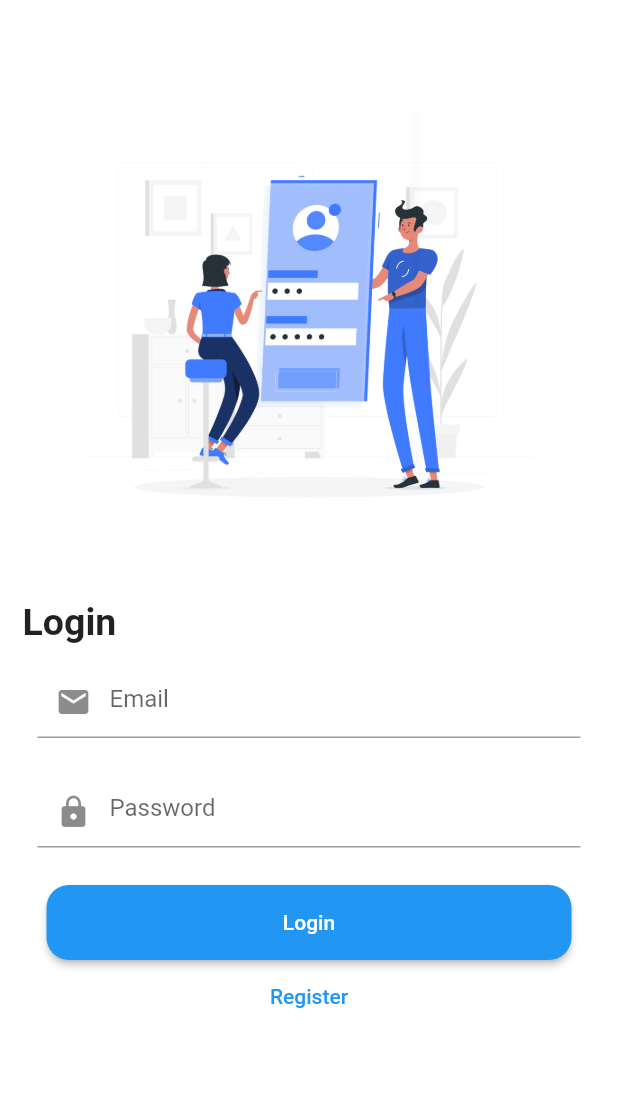
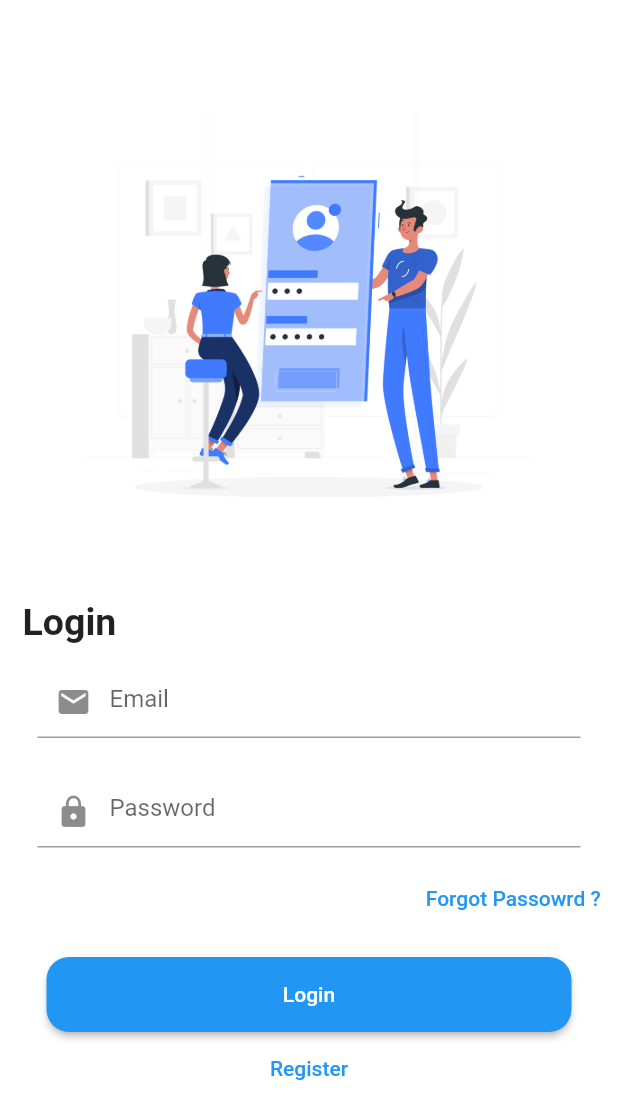
Before and after one commit to OmarOsama77/posts, a Flutter app: the screen it shows after launch, after a tap on "Login", after a tap on "Register", after a tap on "Already have an account", on a phone screen of 412 x 824 dp. Shown: the top 1119 px of the screen. Run offline on Flutter 3.47's test engine with Material 2 defaults, Android fonts, the phone set to English and light mode, and no system bars; our stand-ins replace firebase_auth, fluttertoast, image_picker; accounts and stored records are empty; network calls fail.

Commit message:
authentication added

```diff
--- /dev/null
+++ b/lib/Api/api_constants.dart
@@ -0,0 +1,3 @@
+class ApiConstants{
+  static String BaseUrl = "https://posts-1f514-default-rtdb.firebaseio.com";
+}
--- a/lib/main.dart
+++ b/lib/main.dart
@@ -1,5 +1,6 @@
  import 'package:firebase_core/firebase_core.dart';
 import 'package:flutter/material.dart';
+import 'package:posts/providers/authentication_view_model.dart';
 import 'package:posts/providers/bottom_nav_bar_provider.dart';
 import 'package:posts/providers/register_view_model.dart';
 import 'package:posts/providers/settings_provider.dart';
@@ -29,8 +30,9 @@ class MyApp extends StatelessWidget {
         ChangeNotifierProvider(create:(_)=>RegisterViewModel()),
         ChangeNotifierProvider(create:(_)=>NavigationProvider()),
         ChangeNotifierProvider(create:(_)=>SettingViewModel()),
-        ChangeNotifierProvider(create:(_)=>SignupViewModel()),
-        ChangeNotifierProvider(create:(_)=>ApiService()),
+        ChangeNotifierProvider(create:(_)=>SignupViewModel(ApiService())),
+        ChangeNotifierProvider(create:(_)=>AuthenticationViewModel()),
+
       ],
       child: MaterialApp(
           initialRoute: '/',
--- a/lib/models/user.dart
+++ b/lib/models/user.dart
@@ -1,15 +1,25 @@
 class User{
-  String firstName;
-  String lastName;
-  String email;
-  String password;
-  String pictureUrl;
+ late String firstName;
+ late String secondName;
+ late String email;
+ late String imageUrl;
 
   User(
       {
      required this.firstName,
-        required this.lastName,
+        required this.secondName,
         required this.email,
-        required this.password,
-        required this.pictureUrl});
+        required this.imageUrl});
+
+
+      Map<String , dynamic >toMap(){
+        return {
+          "firstName":firstName,
+          "secondName":secondName,
+          "email":email,
+          "imageUrl":imageUrl
+        };
+      }
+
+
 }
--- /dev/null
+++ b/lib/providers/authentication_view_model.dart
@@ -0,0 +1,24 @@
+import 'package:firebase_auth/firebase_auth.dart';
+import 'package:flutter/material.dart';
+
+class AuthenticationViewModel with ChangeNotifier{
+   FirebaseAuth firebaseAuth = FirebaseAuth.instance;
+
+   User? get currentUser {
+     return firebaseAuth.currentUser;
+   }
+   Future <void> login(String email,String password)async{
+      await firebaseAuth.signInWithEmailAndPassword(email: email, password: password);
+
+   }
+   Future <void> register(String email,String password,String firstName,String secondName)async{
+     await firebaseAuth.createUserWithEmailAndPassword(email: email, password: password);
+     currentUser?.updateDisplayName("$firstName $secondName");
+   }
+   Future <void> signOut(String email,String password)async{
+      await firebaseAuth.signOut();
+   }
+   Stream get authStateChanges {
+     return firebaseAuth.authStateChanges();
+   }
+}
--- a/lib/providers/signup_view_model.dart
+++ b/lib/providers/signup_view_model.dart
@@ -4,10 +4,13 @@ import 'package:flutter/widgets.dart';
 
 import 'package:flutter/material.dart';
 import 'package:image_picker/image_picker.dart';
+import 'package:posts/models/user.dart';
 
 import '../Api/api_service.dart';
 
 class SignupViewModel with ChangeNotifier{
+  ApiService service  = ApiService();
+  SignupViewModel(this.service);
   bool validation(String password,String confirmPassword){
     if(password==confirmPassword){
       return true;
@@ -29,10 +32,7 @@ class SignupViewModel with ChangeNotifier{
     }
     return true;
   }
-
-
-
-
-
-
+  void signUp(String firstName , String secondName , String email,String imageUrl ){
+    service.register(user: User(firstName: firstName, secondName: secondName, email: email, imageUrl: imageUrl), firstName: firstName);
+  }
 }
--- a/lib/screens/authentication_screens/login.dart
+++ b/lib/screens/authentication_screens/login.dart
@@ -1,4 +1,6 @@
 import 'package:flutter/material.dart';
+import 'package:posts/providers/authentication_view_model.dart';
+
 
 import 'package:provider/provider.dart';
 
@@ -68,16 +70,27 @@ class Login extends StatelessWidget {
                     ),
                   ),
                 ),
-                const SizedBox(height: 25,),
+                SizedBox(height: 10,),
+                Row(mainAxisAlignment: MainAxisAlignment.end,
+                  children: [
+                    TextButton(onPressed: (){}, child: Text("Forgot Passowrd ? "))
+                  ],
+                ),
+                const SizedBox(height: 15,),
                 Column(mainAxisAlignment: MainAxisAlignment.end,
                   children: [
                     SizedBox(
                       height: 50,
                       width: 350,
-                      child: ElevatedButton(
+                      child:
+                   Consumer<AuthenticationViewModel>(builder: (_,viewModel,__){
+                     return ElevatedButton(
                        onPressed: () {
-                            if(myKey.currentState!.validate()){
+                         viewModel.login(email.text.trim(), password.text.trim());
+                         if(myKey.currentState!.validate()&&viewModel.currentUser!=null){
+                           print("object ${viewModel.currentUser}");
                             Navigator.pushReplacementNamed(context, "/bottom_navigation_bar");
+
                          }
                        },
                        child: const Text("Login"),
@@ -85,7 +98,8 @@ class Login extends StatelessWidget {
                            shape: MaterialStateProperty.all(
                                RoundedRectangleBorder(
                                    borderRadius: BorderRadius.circular(15)))),
-                      ),
+                     );
+                   },)
                     ),
                     TextButton(onPressed: (){
                       Navigator.pushReplacementNamed(context, "/signup");
--- a/lib/screens/authentication_screens/signup.dart
+++ b/lib/screens/authentication_screens/signup.dart
@@ -1,11 +1,11 @@
 import 'package:flutter/material.dart';
 import 'package:fluttertoast/fluttertoast.dart';
+import 'package:posts/Api/api_service.dart';
+import 'package:posts/models/user.dart';
 import 'package:provider/provider.dart';
 
+import '../../providers/authentication_view_model.dart';
 import '../../providers/signup_view_model.dart';
-
-
-
 
 class Signup extends StatelessWidget {
   Signup({Key? key}) : super(key: key);
@@ -15,131 +15,143 @@ class Signup extends StatelessWidget {
   TextEditingController password = TextEditingController();
   TextEditingController confirmPass = TextEditingController();
 
-
-    Widget passwordFormField(TextEditingController controller,String hintText){
+  Widget passwordFormField(TextEditingController controller, String hintText) {
     return TextFormField(
       controller: controller,
-        validator: (val){
-          if(val!.isEmpty||val.length<2){
+      validator: (val) {
+        if (val!.isEmpty || val.length < 2) {
           return "Required";
         }
         return null;
       },
       keyboardType: TextInputType.text,
-        decoration:   InputDecoration(
-            hintText: hintText
-        ),
+      decoration: InputDecoration(hintText: hintText),
     );
   }
 
-  Widget textFormField(String hintText,TextEditingController controller){
-    return  TextFormField(
+  Widget textFormField(String hintText, TextEditingController controller) {
+    return TextFormField(
       controller: controller,
-      validator: (val){
-        if(val!.isEmpty||val.length<2){
+      validator: (val) {
+        if (val!.isEmpty || val.length < 2) {
           return "Required";
         }
         return null;
       },
       keyboardType: TextInputType.text,
-      decoration:InputDecoration(
-          hintText:hintText
-      ),
+      decoration: InputDecoration(hintText: hintText),
     );
   }
-
-
 
   @override
   Widget build(BuildContext context) {
     final myKey = GlobalKey<FormState>();
+    AuthenticationViewModel authViewModel = AuthenticationViewModel();
     return Scaffold(
         body: Form(
       key: myKey,
       child: SingleChildScrollView(
         child: Padding(
-          padding: const EdgeInsets.only(top: 45,left: 31,right: 31),
+          padding: const EdgeInsets.only(top: 45, left: 31, right: 31),
           child: Column(
             children: [
               const Row(
                 children: [
-               Text("Register",style: TextStyle(fontWeight: FontWeight.bold,fontSize: 25),)
+                  Text(
+                    "Register",
+                    style: TextStyle(fontWeight: FontWeight.bold, fontSize: 25),
+                  )
                 ],
               ),
-            Consumer<SignupViewModel>(builder:(_,viewModel,__){
-              return  Center(
+              Consumer<SignupViewModel>(builder: (_, viewModel, __) {
+                return Center(
                   child: GestureDetector(
-                  onTap: (){
+                    onTap: () {
                       viewModel.uploadUserPicture();
                     },
-                  child:  CircleAvatar(
+                    child: CircleAvatar(
                       radius: 40,
-                    backgroundImage: viewModel.selectedImage==null?AssetImage("images/user.png"):viewModel.selectedImage,
+                      backgroundImage: viewModel.selectedImage == null
+                          ? AssetImage("images/user.png")
+                          : viewModel.selectedImage,
                     ),
                   ),
                 );
               }),
               Column(
                 children: [
-                    textFormField("First Name",firstName),
-                    SizedBox(height: 25,),
-                    textFormField("Second Name",secondName),
-                    SizedBox(height: 25,),
+                  textFormField("First Name", firstName),
+                  SizedBox(
+                    height: 25,
+                  ),
+                  textFormField("Second Name", secondName),
+                  SizedBox(
+                    height: 25,
+                  ),
                   TextFormField(
-
                     controller: email,
-                      validator: (val){
-                        if(val!.isEmpty||val.length<2){
+                    validator: (val) {
+                      if (val!.isEmpty || val.length < 2) {
                         return "Required";
                       }
                       return null;
                     },
                     keyboardType: TextInputType.text,
-                      decoration: const InputDecoration(
-                          hintText: "Email"
+                    decoration: const InputDecoration(hintText: "Email"),
                   ),
+                  SizedBox(
+                    height: 25,
                   ),
-                    SizedBox(height: 25,),
-                    passwordFormField(password,"Password"),
-                    SizedBox(height: 25,),
-                    passwordFormField(confirmPass,"Confirm Password"),
+                  passwordFormField(password, "Password"),
+                  SizedBox(
+                    height: 25,
+                  ),
+                  passwordFormField(confirmPass, "Confirm Password"),
                 ],
               ),
-              SizedBox(height: 35,),
-              Column(mainAxisAlignment: MainAxisAlignment.end,
+              SizedBox(
+                height: 35,
+              ),
+              Column(
+                mainAxisAlignment: MainAxisAlignment.end,
                 children: [
                   SizedBox(
                       height: 50,
                       width: 350,
                       child:
-                Consumer<SignupViewModel>(builder: (_,viewModel,__){
+                      Consumer<SignupViewModel>(
+                        builder: (_, viewModel, __) {
                           return ElevatedButton(
                             onPressed: () {
-                            if(myKey.currentState!.validate()&&viewModel.validation(password.text.trim(),confirmPass.text.trim())&&viewModel.isThereImage()){
-
-                            }else{
-                               Fluttertoast.showToast(msg:"Please try again");
+                              if (myKey.currentState!.validate() && viewModel.validation(password.text.trim(), confirmPass.text.trim()) && viewModel.isThereImage()) {
+                                authViewModel.register(email.text.trim(), password.text.trim(),firstName.text.trim(),secondName.text.trim());
+                              } else {
+                                Fluttertoast.showToast(msg: "Please try again");
                               }
                             },
                             child: const Text("Register"),
                             style: ButtonStyle(
                                 shape: MaterialStateProperty.all(
                                     RoundedRectangleBorder(
-                                borderRadius: BorderRadius.circular(15)))),
+                                        borderRadius:
+                                            BorderRadius.circular(15)))),
                           );
-                },)
+                        },
+                      )),
+                  const SizedBox(
+                    height: 10,
                   ),
-                  const SizedBox(height: 10,),
-                  TextButton(onPressed: (){
+                  TextButton(
+                      onPressed: () {
                         Navigator.pushReplacementNamed(context, "/");
-                  }, child:const  Text("Already have an account"))
+                      },
+                      child: const Text("Already have an account"))
                 ],
               )
             ],
           ),
         ),
       ),
-    )
-    );
+    ));
   }
 }
```
Also changed, not shown: lib/Api/api_service.dart (+7 -9 lines), lib/screens/home.dart (+12 -8 lines), lib/screens/setting.dart (+12 -9 lines). Lines whose indentation alone changed are shown as unchanged.
